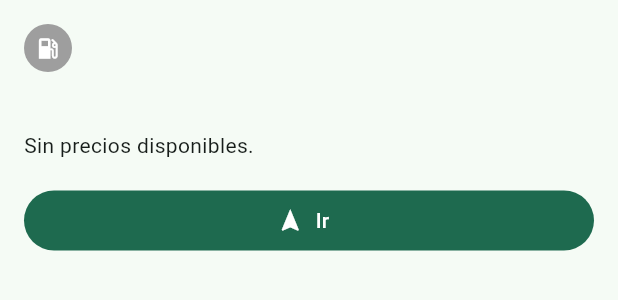
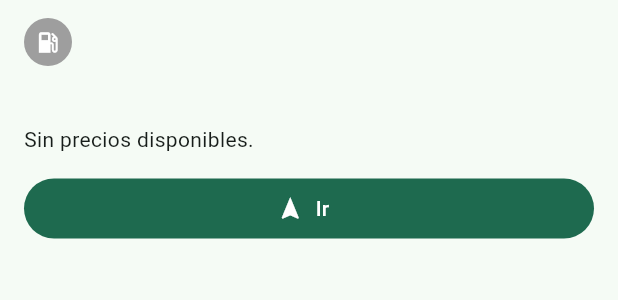
Before and after one commit to JvRdgz/gas-ahorro, a Flutter app: the StationSheet widget shown alone on an empty page, opened directly with empty values, on a phone screen of 412 x 824 dp. Shown: the top 300 px of the screen. Run offline on Flutter 3.47's test engine with Material 3 defaults, Android fonts, the phone set to English and light mode, and no system bars; our stand-ins replace geolocator, google_maps_flutter; network calls fail.

Commit message:
Fixed overflow in station info

```diff
--- a/lib/widgets/station_sheet.dart
+++ b/lib/widgets/station_sheet.dart
@@ -17,8 +17,13 @@ class StationSheet extends StatelessWidget {
   @override
   Widget build(BuildContext context) {
     return SafeArea(
-      child: Padding(
-        padding: const EdgeInsets.all(16),
+      child: SingleChildScrollView(
+        padding: EdgeInsets.fromLTRB(
+          16,
+          12,
+          16,
+          8 + MediaQuery.of(context).viewPadding.bottom,
+        ),
         child: Column(
           mainAxisSize: MainAxisSize.min,
           crossAxisAlignment: CrossAxisAlignment.start,
@@ -55,7 +60,9 @@ class StationSheet extends StatelessWidget {
                 runSpacing: 8,
                 children: station.prices.entries.map((entry) {
                   return Chip(
-                    label: Text('${entry.key}: ${entry.value.toStringAsFixed(3)}'),
+                    label: Text(
+                      '${entry.key}: ${entry.value.toStringAsFixed(3)}',
+                    ),
                   );
                 }).toList(),
               )
@@ -64,7 +71,7 @@ class StationSheet extends StatelessWidget {
                 'Sin precios disponibles.',
                 style: Theme.of(context).textTheme.bodyMedium,
               ),
-            const SizedBox(height: 16),
+            const SizedBox(height: 12),
             SizedBox(
               width: double.infinity,
               child: FilledButton.icon(
```
Also changed, not shown: lib/main.dart (+20 -6 lines).
